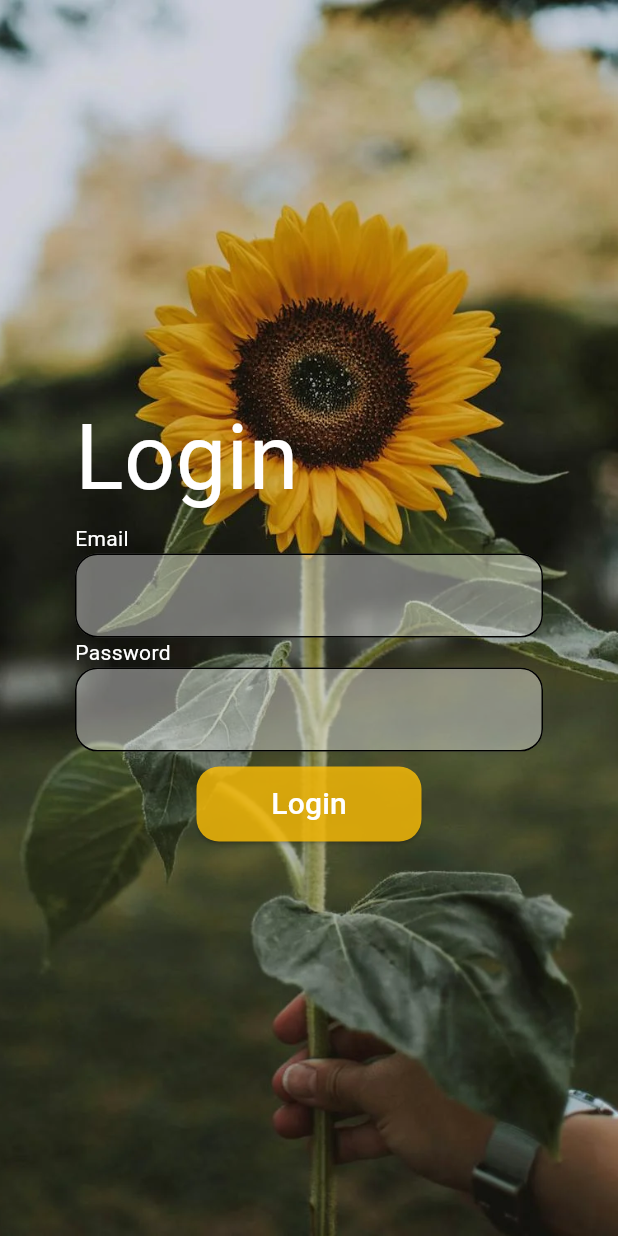
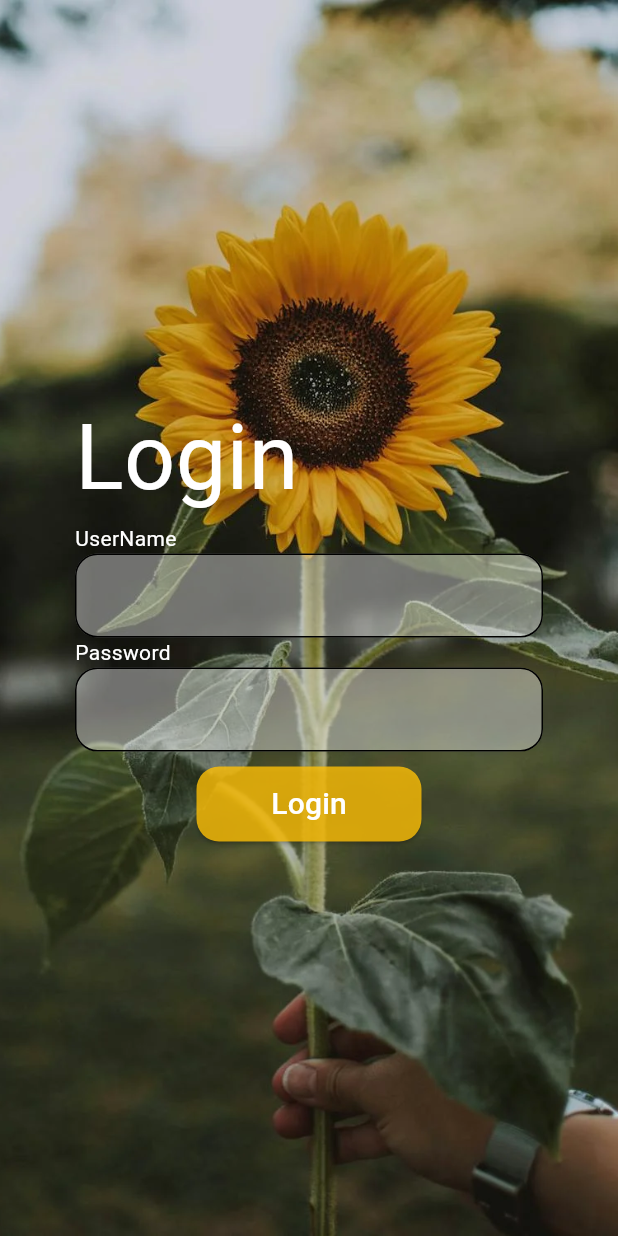
Before and after one commit to khyatikasundra/api_retrofit_khyati, a Flutter app: the screen it shows after launch, on a phone screen of 412 x 824 dp. Run offline on Flutter 3.47's test engine with Material 3 defaults, Android fonts, the phone set to English and light mode, and no system bars; our stand-ins replace bloc, dio, equatable, flutter_bloc, freezed_annotation, get_it and 3 more; generated files the repository leaves out were written again.

Commit message:
eight commit

```diff
--- a/lib/core/constant/label_string.dart
+++ b/lib/core/constant/label_string.dart
@@ -1,5 +1,5 @@
 class LabelString {
-  final String kEmail = "Email";
+  final String kUserName = "UserName";
   final String kPassword = "Password";
   final String kLogin = "Login";
   final String kHome = "Home";
--- /dev/null
+++ b/lib/core/constant/message.dart
@@ -0,0 +1,7 @@
+class Message {
+  final String kEnterEmail = "Please enter an email";
+  final String kEnterValidEmail = "Please enter a valid email";
+  final String kEnterPassword = "Please enter password";
+  final String kEnterValidPassword =
+      "Password must have Uppercase, Special char and number";
+}
--- a/lib/core/constant/strings.dart
+++ b/lib/core/constant/strings.dart
@@ -1,8 +1,10 @@
 import 'package:api_retrofit_project/core/constant/error_message.dart';
 import 'package:api_retrofit_project/core/constant/label_string.dart';
+import 'package:api_retrofit_project/core/constant/message.dart';
 
 class Strings {
   static LabelString labelString = LabelString();
   static ErrorMessage errorMessage = ErrorMessage();
+  static Message message = Message();
 
 }
--- a/lib/core/constant/text_style.dart
+++ b/lib/core/constant/text_style.dart
@@ -9,5 +9,11 @@ class TextStyles {
           borderRadius: BorderRadius.circular(15)),
       focusedBorder: OutlineInputBorder(
           borderSide: const BorderSide(color: Colors.amber, width: 2),
+          borderRadius: BorderRadius.circular(15)),
+      focusedErrorBorder: OutlineInputBorder(
+          borderSide: const BorderSide(color: Colors.red, width: 2),
+          borderRadius: BorderRadius.circular(15)),
+      errorBorder: OutlineInputBorder(
+          borderSide: const BorderSide(color: Colors.red, width: 2),
           borderRadius: BorderRadius.circular(15)));
 }
--- /dev/null
+++ b/lib/core/util/validator.dart
@@ -0,0 +1,11 @@
+class Validator {
+  //Email Validator
+  static bool isValidEmail(String email) => RegExp(
+          r"^[a-zA-Z0-9.a-zA-Z0-9]+")
+      .hasMatch(email);
+
+  //Password Validator
+  static bool isValidPassword(String password) => RegExp(
+          r"^(?=.*[a-z])(?=.*[A-Z])")
+      .hasMatch(password);
+}
--- a/lib/view/login/screen/login_screen.dart
+++ b/lib/view/login/screen/login_screen.dart
@@ -16,6 +16,9 @@ class LoginScreen extends StatefulWidget {
 
 class _LoginScreenState extends State<LoginScreen> {
   late LoginBloc _loginBloc;
+  final GlobalKey<FormState> _formKey = GlobalKey<FormState>();
+  final TextEditingController emailController = TextEditingController();
+  final TextEditingController passwordController = TextEditingController();
 
   @override
   void initState() {
@@ -25,8 +28,6 @@ class _LoginScreenState extends State<LoginScreen> {
 
   @override
   Widget build(BuildContext context) {
-    final TextEditingController emailController = TextEditingController();
-    final TextEditingController passwordController = TextEditingController();
     return Scaffold(
       body: CustomScrollWidget(
         child: BlocConsumer<LoginBloc, LoginState>(
@@ -60,11 +61,18 @@ class _LoginScreenState extends State<LoginScreen> {
   Form _loginForm(TextEditingController emailController,
       TextEditingController passwordController) {
     return Form(
+        key: _formKey,
         child: LoginForm(
-      emailController: emailController,
-      passwordController: passwordController,
-      onLoginButtonPressed: () => _loginBloc.add(OnLoginButtonPressedEvent(
-          userName: emailController.text, password: passwordController.text)),
-    ));
+          emailController: emailController,
+          passwordController: passwordController,
+          onLoginButtonPressed: _loginButtonOnPressed,
+        ));
+  }
+
+  void _loginButtonOnPressed() {
+    if (_formKey.currentState!.validate()) {
+      _loginBloc.add(OnLoginButtonPressedEvent(
+          userName: emailController.text, password: passwordController.text));
+    }
   }
 }
--- a/lib/view/login/widget/login_form.dart
+++ b/lib/view/login/widget/login_form.dart
@@ -1,5 +1,6 @@
 import 'package:api_retrofit_project/core/constant/strings.dart';
 import 'package:api_retrofit_project/core/constant/text_style.dart';
+import 'package:api_retrofit_project/core/util/validator.dart';
 import 'package:api_retrofit_project/ui_component/custom_button/custom_app_button.dart';
 import 'package:flutter/material.dart';
 
@@ -26,13 +27,14 @@ class LoginForm extends StatelessWidget {
             style: const TextStyle(fontSize: 60, color: Colors.white),
           ),
           Text(
-            Strings.labelString.kEmail,
+            Strings.labelString.kUserName,
             style: const TextStyle(color: Colors.white),
           ),
           TextFormField(
             style: const TextStyle(color: Colors.white),
             decoration: TextStyles.getInputDecoration(),
             controller: emailController,
+            validator: emailValidator,
           ),
           Text(
             Strings.labelString.kPassword,
@@ -42,6 +44,8 @@ class LoginForm extends StatelessWidget {
             decoration: TextStyles.getInputDecoration(),
             style: const TextStyle(color: Colors.white),
             controller: passwordController,
+            validator: passwordValidator,
+            obscureText: true,
           ),
           const SizedBox(
             height: 10,
@@ -51,4 +55,24 @@ class LoginForm extends StatelessWidget {
       ),
     );
   }
+
+  static String? emailValidator(String? value) {
+    if (value!.trim().isEmpty) {
+      return Strings.message.kEnterEmail;
+    } else if (!Validator.isValidEmail(value)) {
+      return Strings.message.kEnterValidEmail;
+    } else {
+      return null;
+    }
+  }
+
+  static String? passwordValidator(String? value) {
+    if (value!.trim().isEmpty) {
+      return Strings.message.kEnterPassword;
+    } else if (!Validator.isValidPassword(value)) {
+      return Strings.message.kEnterValidPassword;
+    } else {
+      return null;
+    }
+  }
 }
```
Also changed, not shown: pubspec.lock, 6 other files.
